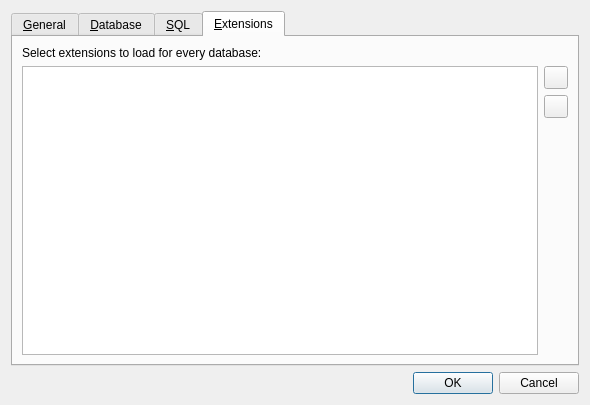
The window that src/PreferencesDialog.ui (sqlitebrowser/sqlitebrowser) describes before a commit, drawn with Qt 5.
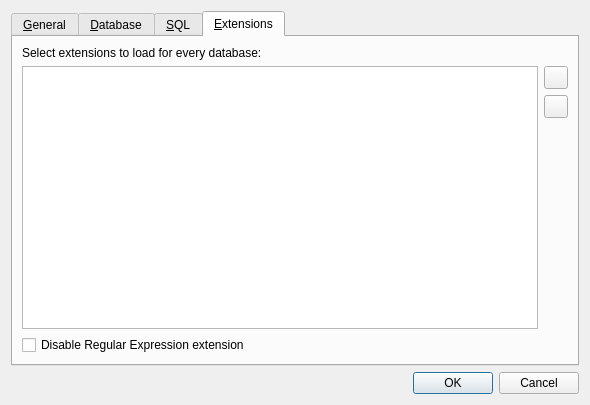
The same window after the commit. The open tabs and pages were chosen to show the change. Icons and pictures are not drawn.

Commit message:
Add implementation of the REGEXP operator
When not configured otherwise in the Preferences Dialog register a
SQLite function for performing the regular expression matching which
SQLite doesn't implement. This adds support for the REGEXP operator even
when no extension which implements this is loaded.

See issue #215.

Patch:
```diff
--- a/src/PreferencesDialog.ui
+++ b/src/PreferencesDialog.ui
@@ -498,6 +498,16 @@
          </item>
         </layout>
        </item>
+       <item>
+        <widget class="QCheckBox" name="checkRegexDisabled">
+         <property name="toolTip">
+          <string>&lt;html&gt;&lt;head/&gt;&lt;body&gt;&lt;p&gt;While supporting the REGEXP operator SQLite doesn't implement any regular expression&lt;br/&gt;algorithm but calls back the running application. DB Browser for SQLite implements this&lt;br/&gt;algorithm for you to let you use REGEXP out of the box. However, as there are multiple possible&lt;br/&gt;implementations of this and you might want to use another one, you're free to disable the&lt;br/&gt;application's implementation and load your own by using an extension. Requires restart of the application.&lt;/p&gt;&lt;/body&gt;&lt;/html&gt;</string>
+         </property>
+         <property name="text">
+          <string>Disable Regular Expression extension</string>
+         </property>
+        </widget>
+       </item>
       </layout>
      </widget>
     </widget>
```
The commit also changes 2 other files.
